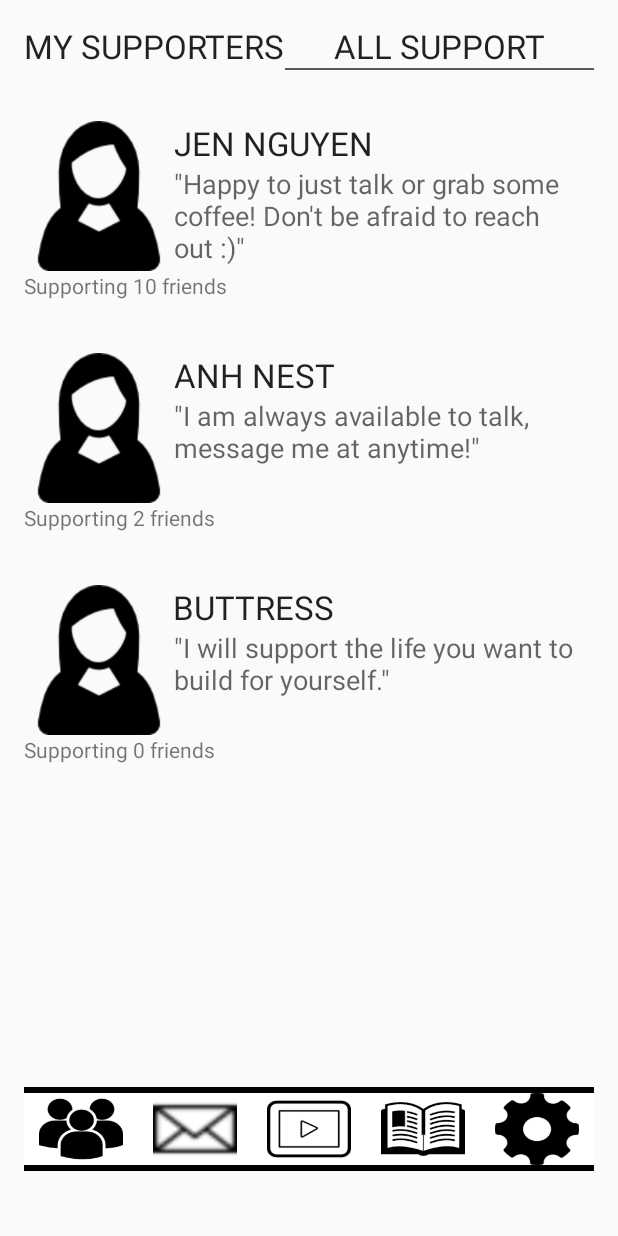
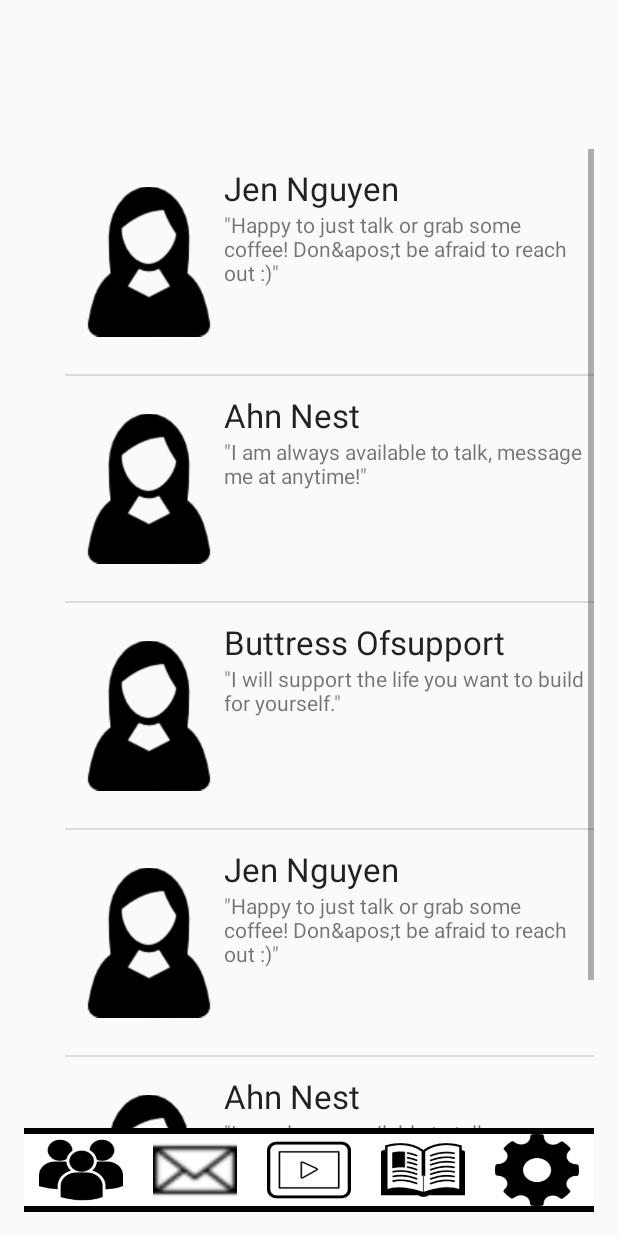
Before and after one commit to cpolyukh/Trellis, an Android app: the SupportActivity screen opened directly, with no data from a screen before it, after a tap on an icon or button, on a phone screen of 412 x 824 dp. Run offline under Robolectric (Android 15) with nearby library versions, the phone set to English and light mode, and no system bars.

Commit message:
Fixed bugs previously encountered with removing the hard-coding related to the supporter list

```diff
--- a/app/src/main/java/edu/uw/ischool/trellis/SupportActivity.java
+++ b/app/src/main/java/edu/uw/ischool/trellis/SupportActivity.java
@@ -30,10 +30,10 @@ public class SupportActivity extends AppCompatActivity {
         setContentView(R.layout.activity_support);
 
         //TODO: Fix this code! Almost working
-/*
+
         app = getApplication();
 
-        Intent launchingIntent = getIntent();
+        //Intent launchingIntent = getIntent();
 
         list = (ListView) findViewById(R.id.lstSupporters);
 
@@ -60,12 +60,12 @@ public class SupportActivity extends AppCompatActivity {
                 startActivity(next);
             }
         });
-*/
 
 
 
 
 
+/*
         TextView firstBox = (TextView) findViewById(R.id.textView8);
 
         firstBox.setOnClickListener(new View.OnClickListener() {
@@ -74,7 +74,7 @@ public class SupportActivity extends AppCompatActivity {
                 Intent next = new Intent(SupportActivity.this, ProfileActivity.class);
                 startActivity(next);
             }
-        });
+        });*/
 
         /********************************************************/
         /********************** TOOLBAR SETUP *******************/
@@ -134,11 +134,11 @@ public class SupportActivity extends AppCompatActivity {
     //Used for testing since we don't have actual supporters yet. These are simply default supporters
     //used as an example of how supporters would be displayed
     private void addDefaultSupporters() {
-        Supporter newSupporter = new Supporter("Jen", "Nguyen", "&quot;Happy to just talk or grab some coffee! Don&apos;t be afraid to reach out :)&quot;");
+        Supporter newSupporter = new Supporter("Jen", "Nguyen", "\"Happy to just talk or grab some coffee! Don&apos;t be afraid to reach out :)\"");
         newSupporter.setSupporteeCount(10);
-        newSupporter = new Supporter("Ahn", "Nest", "&quot;I am always available to talk, message me at anytime!&quot;");
+        newSupporter = new Supporter("Ahn", "Nest", "\"I am always available to talk, message me at anytime!\"");
         newSupporter.setSupporteeCount(2);
-        newSupporter = new Supporter("Buttress", "Ofsupport", "&quot;I will support the life you want to build for yourself.&quot;");
+        newSupporter = new Supporter("Buttress", "Ofsupport", "\"I will support the life you want to build for yourself.\"");
         newSupporter.setSupporteeCount(0);
     }
 
--- a/app/src/main/java/edu/uw/ischool/trellis/Supporter.java
+++ b/app/src/main/java/edu/uw/ischool/trellis/Supporter.java
@@ -1,6 +1,8 @@
 package edu.uw.ischool.trellis;
 
+import java.util.ArrayList;
 import java.util.HashSet;
+import java.util.LinkedList;
 import java.util.List;
 import java.util.Set;
 
@@ -23,6 +25,10 @@ public class Supporter extends User {
     public Supporter(String firstName, String lastName, String quote, String bio) {
         super(firstName, lastName, quote, bio);
         supportees = new HashSet<SupportSeeker>();
+
+        if (allSupporters == null) {
+            allSupporters = new ArrayList<Supporter>();
+        }
         allSupporters.add(this);
     }
 
--- a/app/src/main/java/edu/uw/ischool/trellis/SupporterArrayAdapter.java
+++ b/app/src/main/java/edu/uw/ischool/trellis/SupporterArrayAdapter.java
@@ -32,7 +32,7 @@ public class SupporterArrayAdapter extends ArrayAdapter<Supporter> {
         ImageView imageView = (ImageView) rowView.findViewById(R.id.supportIcon);
 
         nameTextView.setText(values[position].getName());
-        countTextView.setText(values[position].getSupporteeCount());
+        countTextView.setText("" + values[position].getSupporteeCount());
         quoteTextView.setText(values[position].getQuote());
         //TODO: set the image to something other than the default icon
 
--- a/app/src/main/res/layout/activity_support.xml
+++ b/app/src/main/res/layout/activity_support.xml
@@ -5,7 +5,7 @@
     android:paddingTop="@dimen/activity_vertical_margin"
     android:id="@+id/main"
     android:paddingBottom="@dimen/activity_vertical_margin" tools:context=".LoginActivity">
-
+<!--
     <ScrollView
         android:layout_width="match_parent"
         android:layout_height="match_parent">
@@ -167,7 +167,18 @@
             android:layout_toRightOf="@+id/imageView4"
             android:layout_toEndOf="@+id/imageView4" />
         </RelativeLayout>
-    </ScrollView>
+    </ScrollView>-->
+
+    <ListView
+        android:layout_width="wrap_content"
+        android:layout_height="wrap_content"
+        android:id="@+id/lstSupporters"
+        android:layout_alignParentTop="true"
+        android:layout_alignParentLeft="true"
+        android:layout_alignParentStart="true"
+        android:layout_marginLeft="27dp"
+        android:layout_marginStart="27dp"
+        android:layout_marginTop="83dp" />
 
     <RelativeLayout
         android:layout_height="match_parent"
@@ -259,16 +270,7 @@
             </LinearLayout>
         </android.support.v7.widget.Toolbar>
 
-        <ListView
-            android:layout_width="wrap_content"
-            android:layout_height="wrap_content"
-            android:id="@+id/lstSupporters"
-            android:layout_alignParentTop="true"
-            android:layout_alignParentLeft="true"
-            android:layout_alignParentStart="true"
-            android:layout_marginLeft="27dp"
-            android:layout_marginStart="27dp"
-            android:layout_marginTop="83dp" />
+
     </RelativeLayout>
 
 
--- a/app/src/main/res/layout/supporter_results_row.xml
+++ b/app/src/main/res/layout/supporter_results_row.xml
@@ -1,20 +1,21 @@
 <?xml version="1.0" encoding="utf-8"?>
-<Relative xmlns:android="http://schemas.android.com/apk/res/android"
+<RelativeLayout xmlns:android="http://schemas.android.com/apk/res/android"
     android:layout_width="fill_parent"
-    android:layout_height="?android:attr/listPreferredItemHeight"
+    android:layout_height="150dp"
     android:padding="6dip">
 
 
     <ImageView
         android:layout_width="100dp"
-        android:layout_height="100dp"
+        android:layout_height="fill_parent"
         android:id="@+id/supportIcon"
         android:layout_alignParentBottom="true"
         android:layout_alignParentTop="true"
         android:layout_alignParentLeft="true"
         android:layout_alignParentStart="true"
         android:src="@drawable/user"
-        android:layout_marginTop="35dp" />
+        android:layout_marginTop="5dp"
+        android:layout_marginBottom="5dp" />
 
     <TextView
         android:layout_width="wrap_content"
@@ -39,11 +40,10 @@
     <TextView
         android:layout_width="wrap_content"
         android:layout_height="wrap_content"
-        android:textAppearance="?android:attr/textAppearanceMedium"
+        android:textAppearance="?android:attr/textAppearanceSmall"
         android:text="&quot;Happy to just talk or grab some coffee! Don&apos;t be afraid to reach out :)&quot;"
         android:id="@+id/txtQuote"
         android:layout_below="@+id/txtSupporterName"
-        android:layout_toRightOf="@+id/txtSupporterName"
-        android:layout_toEndOf="@+id/txtSupporterName" />
+        android:layout_alignLeft="@+id/txtSupporterName"/>
 
-</Relative>
+</RelativeLayout>
```
Also changed, not shown: 1 other file.
